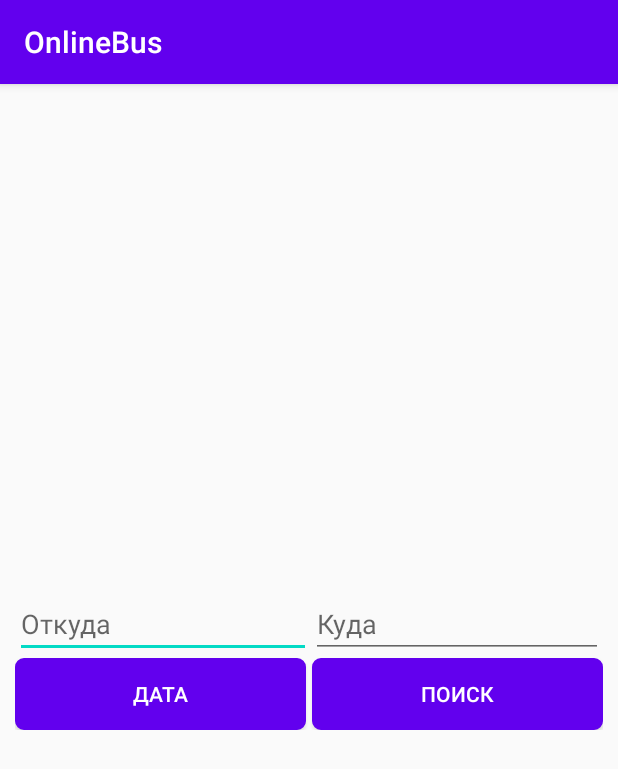
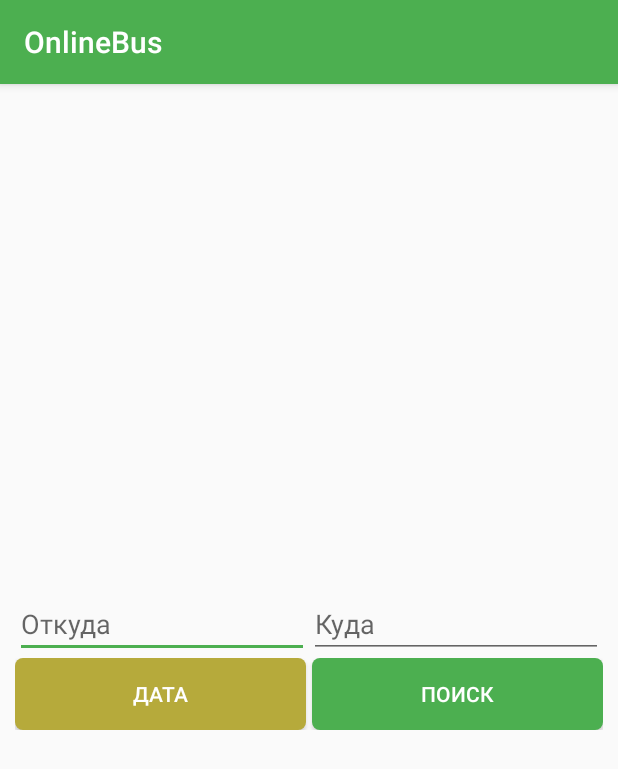
Before and after one commit to dauren255/OnlineBus, an Android app: the screen it shows after launch (MainActivity), on a phone screen of 412 x 824 dp. Shown: the top 769 px of the screen. Run offline under Robolectric (Android 15) with nearby library versions, the phone set to English and light mode, and no system bars.

Commit message:
Online bust

```diff
--- a/app/src/main/AndroidManifest.xml
+++ b/app/src/main/AndroidManifest.xml
@@ -9,6 +9,7 @@
         android:roundIcon="@mipmap/ic_launcher_round"
         android:supportsRtl="true"
         android:theme="@style/AppTheme">
+        <activity android:name=".BusActivity"></activity>
         <activity android:name=".MainActivity">
             <intent-filter>
                 <action android:name="android.intent.action.MAIN" />
--- /dev/null
+++ b/app/src/main/java/com/example/onlinebus/BusActivity.kt
@@ -0,0 +1,11 @@
+package com.example.onlinebus
+
+import androidx.appcompat.app.AppCompatActivity
+import android.os.Bundle
+
+class BusActivity : AppCompatActivity() {
+    override fun onCreate(savedInstanceState: Bundle?) {
+        super.onCreate(savedInstanceState)
+        setContentView(R.layout.activity_bus)
+    }
+}
--- a/app/src/main/java/com/example/onlinebus/MainActivity.kt
+++ b/app/src/main/java/com/example/onlinebus/MainActivity.kt
@@ -2,9 +2,11 @@ package com.example.onlinebus
 
 import android.app.DatePickerDialog
 import android.app.TimePickerDialog
+import android.content.Intent
 import androidx.appcompat.app.AppCompatActivity
 import android.os.Bundle
 import android.widget.Button
+import android.widget.EditText
 import java.text.SimpleDateFormat
 import java.util.*
 
@@ -16,7 +18,10 @@ class MainActivity : AppCompatActivity() {
     }
 
     private fun setupViews() {
+        val fromPlace = findViewById<EditText>(R.id.fromPlace)
+        val toPlace = findViewById<EditText>(R.id.toPlace)
         val datePick = findViewById<Button>(R.id.datePick)
+        val searchPick = findViewById<Button>(R.id.search)
         datePick.setOnClickListener {
             val cal = Calendar.getInstance()
             val dateSetListener =
@@ -34,5 +39,11 @@ class MainActivity : AppCompatActivity() {
                 cal.get(Calendar.DAY_OF_MONTH)
             ).show()
         }
+        searchPick.setOnClickListener{
+            if(fromPlace.text.toString()!="" && toPlace.text.toString()!=""){
+                val intent = Intent(this, BusActivity::class.java)
+                startActivity(intent)
+            }
+        }
     }
 }
--- /dev/null
+++ b/app/src/main/res/drawable/date_button_background.xml
@@ -0,0 +1,12 @@
+<?xml version="1.0" encoding="utf-8"?>
+<shape xmlns:android="http://schemas.android.com/apk/res/android"
+    android:shape="rectangle">
+
+    <solid
+        android:color="@color/dateButton" />
+    <corners
+        android:bottomRightRadius="5dp"
+        android:bottomLeftRadius="5dp"
+        android:topLeftRadius="5dp"
+        android:topRightRadius="5dp" />
+</shape>
--- a/app/src/main/res/drawable/button_background.xml
+++ b/app/src/main/res/drawable/search_button_background.xml
@@ -3,10 +3,7 @@
     android:shape="rectangle">
 
     <solid
-        android:color="@color/colorPrimary" />
-    <stroke
-        android:width="1dp"
-        android:color="@color/colorPrimary"/>
+        android:color="@color/searchButton" />
     <corners
         android:bottomRightRadius="5dp"
         android:bottomLeftRadius="5dp"
--- /dev/null
+++ b/app/src/main/res/layout/activity_bus.xml
@@ -0,0 +1,9 @@
+<?xml version="1.0" encoding="utf-8"?>
+<androidx.constraintlayout.widget.ConstraintLayout xmlns:android="http://schemas.android.com/apk/res/android"
+    xmlns:app="http://schemas.android.com/apk/res-auto"
+    xmlns:tools="http://schemas.android.com/tools"
+    android:layout_width="match_parent"
+    android:layout_height="match_parent"
+    tools:context=".BusActivity">
+
+</androidx.constraintlayout.widget.ConstraintLayout>
--- a/app/src/main/res/layout/activity_main.xml
+++ b/app/src/main/res/layout/activity_main.xml
@@ -16,15 +16,21 @@
         android:layout_height="wrap_content">
 
         <EditText
-            android:layout_width="wrap_content"
+            android:id="@+id/fromPlace"
+            android:maxLength="10"
+            android:layout_width="0dp"
             android:layout_height="wrap_content"
-            android:layout_weight="0.439"
+            android:layout_weight="0.5"
+            android:maxLines="1"
             android:hint="Откуда" />
 
         <EditText
-            android:layout_width="wrap_content"
+            android:id="@+id/toPlace"
+            android:maxLength="10"
+            android:layout_width="0dp"
             android:layout_height="wrap_content"
             android:layout_weight="0.5"
+            android:maxLines="1"
             android:hint="Куда" />
     </LinearLayout>
 
@@ -35,20 +41,21 @@
 
         <Button
             android:id="@+id/datePick"
-            android:layout_width="wrap_content"
+            android:layout_width="0dp"
             android:layout_height="wrap_content"
             android:layout_weight="0.5"
-            android:background="@drawable/button_background"
+            android:background="@drawable/date_button_background"
             android:layout_marginRight="2dp"
             android:layout_marginEnd="2dp"
             android:text="@string/date"
             android:textColor="@android:color/white"/>
 
         <Button
-            android:layout_width="wrap_content"
+            android:id="@+id/search"
+            android:layout_width="0dp"
             android:layout_height="wrap_content"
             android:layout_weight="0.5"
-            android:background="@drawable/button_background"
+            android:background="@drawable/search_button_background"
             android:layout_marginLeft="2dp"
             android:layout_marginStart="2dp"
             android:text="@string/search"
--- a/app/src/main/res/values/colors.xml
+++ b/app/src/main/res/values/colors.xml
@@ -1,6 +1,8 @@
 <?xml version="1.0" encoding="utf-8"?>
 <resources>
-    <color name="colorPrimary">#6200EE</color>
-    <color name="colorPrimaryDark">#3700B3</color>
-    <color name="colorAccent">#03DAC5</color>
+    <color name="colorPrimary">#4CAF50</color>
+    <color name="colorPrimaryDark">#4CAF50</color>
+    <color name="colorAccent">#4CAF50</color>
+    <color name="dateButton">#B6AA3B</color>
+    <color name="searchButton">#4CAF50</color>
 </resources>
```
